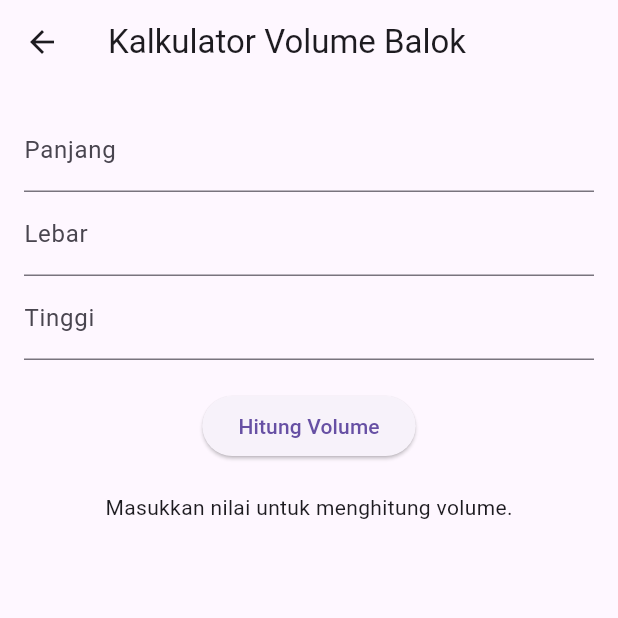
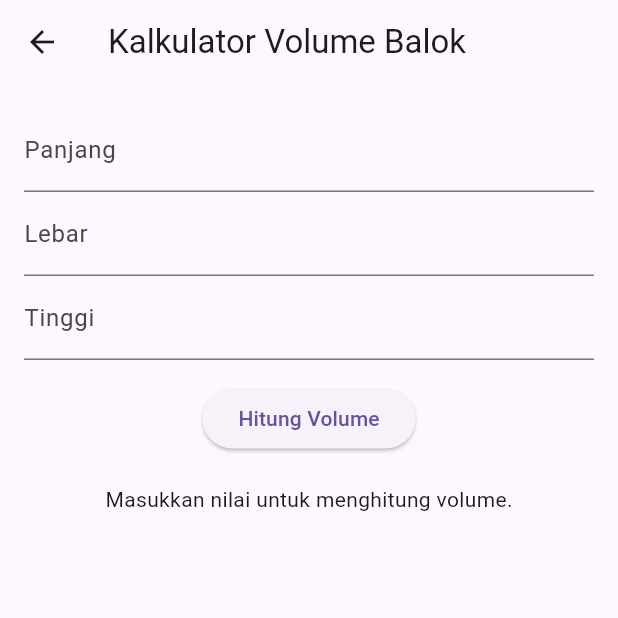
Before and after one commit to ForcesR2N/collaboration_calculator, a Flutter app: the GeometryPage screen opened directly, on a phone screen of 412 x 824 dp, the top half of it. Run offline on Flutter 3.47's test engine with Material 3 defaults, Android fonts, the phone set to English and light mode, and no system bars; our stand-ins replace bloc, equatable, flutter_bloc, syncfusion_flutter_sliders.

Commit message:
geometry page done

```diff
--- a/lib/pages/geometry_page.dart
+++ b/lib/pages/geometry_page.dart
@@ -34,7 +34,7 @@ class GeometryPage extends StatelessWidget {
               decoration: InputDecoration(labelText: 'Tinggi'),
               keyboardType: TextInputType.number,
             ),
-            SizedBox(height: 20),
+            SizedBox(height: 15),
             ElevatedButton(
               onPressed: () {
                 final panjang = double.tryParse(panjangController.text);
```
